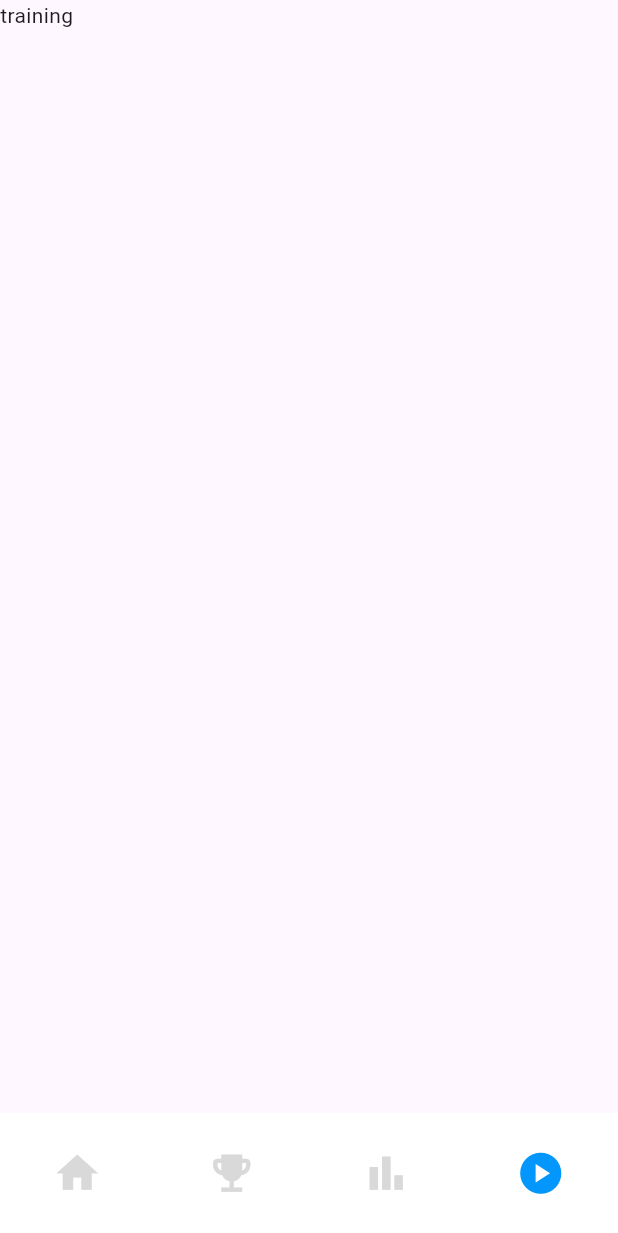
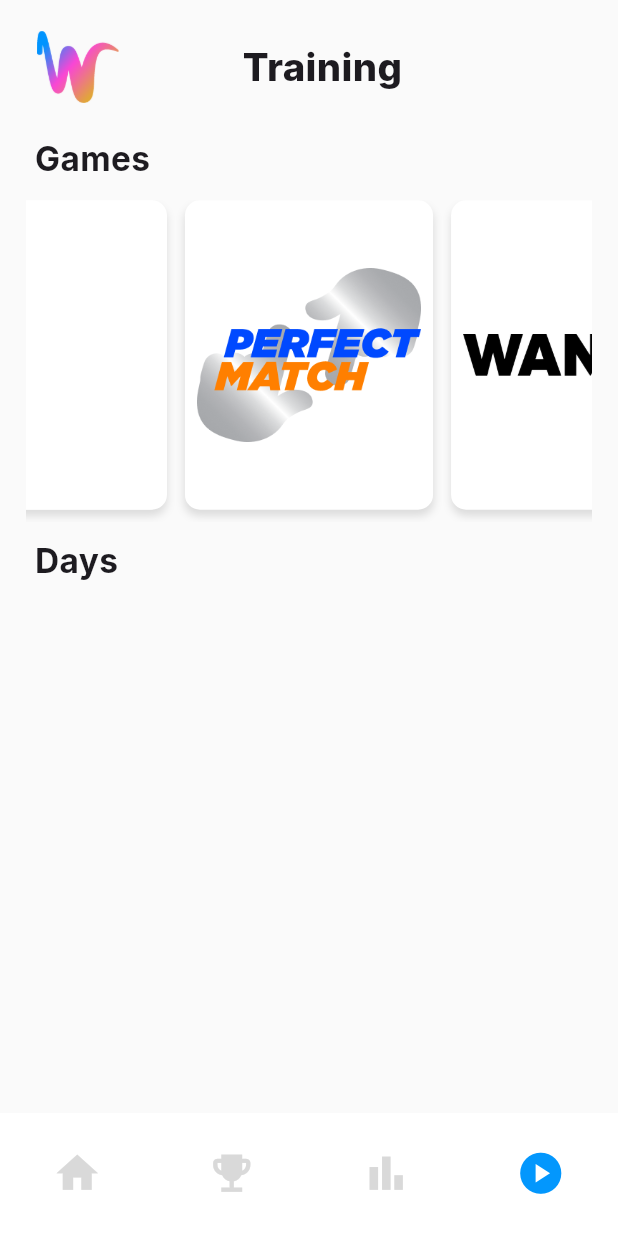
Before and after one commit to pokpong40622/FlexiFlow, a Flutter app: the screen it shows after launch, item 4 of the bottom bar chosen, on a phone screen of 412 x 824 dp. Shown: the top 1233 px of the screen. Run offline on Flutter 3.47's test engine with Material 3 defaults, Android fonts, the phone set to English and light mode, and no system bars; drawn by our look-alikes of carousel_slider; our stand-ins replace google_fonts.

Commit message:
training page started

```diff
--- a/lib/Pages/HomePage.dart
+++ b/lib/Pages/HomePage.dart
@@ -22,7 +22,6 @@
   Widget build(BuildContext context) {
     double screenHeight = MediaQuery.of(context).size.height;
     double screenWidth = MediaQuery.of(context).size.width;
-
 
     final List<String> slideImages = [
 
--- a/lib/Pages/TrainingPage.dart
+++ b/lib/Pages/TrainingPage.dart
@@ -1,14 +1,172 @@
+import 'package:carousel_slider/carousel_slider.dart';
 import 'package:flutter/material.dart';
+import 'package:google_fonts/google_fonts.dart';
 
-class TrainingPage extends StatelessWidget {
+class TrainingPage extends StatefulWidget {
   const TrainingPage({super.key});
 
   @override
+  State<TrainingPage> createState() => _TrainingPageState();
+}
+
+class _TrainingPageState extends State<TrainingPage> {
+  @override
+  int activeIndex = 0;
+
   Widget build(BuildContext context) {
+    double screenHeight = MediaQuery.of(context).size.height;
+    double screenWidth = MediaQuery.of(context).size.width;
+
+    final List<Widget> slideItems = [
+      Image.asset('assets/PerfectMatchLogo.png'),
+      Image.asset('assets/WanderLogo.png'),
+      Container(color: Colors.white),
+      Container(color: Colors.white),
+    ];
+
+    int clickedDay = 7; // Default to Friday (7)
+
+    final Map<int, List<Map<String, String>>> schedules = {
+    6: [
+      {'time': '07:00', 'event': 'Morning Exercise'},
+      {'time': '09:00', 'event': 'Office Work'},
+      {'time': '12:30', 'event': 'Lunch at Cafe'},
+      {'time': '15:00', 'event': 'Grocery Shopping'},
+      {'time': '19:00', 'event': 'Watch a Movie'},
+    ],
+    7: [
+      {'time': '07:00', 'event': 'Wake-Up & Morning Routine'},
+      {'time': '08:30', 'event': 'Leave Home for Work'},
+      {'time': '09:00', 'event': 'Company Meeting'},
+      {'time': '12:00', 'event': 'Lunch break'},
+      {'time': '16:00', 'event': 'Leave Office'},
+      {'time': '17:30', 'event': 'Physical Activity'},
+      {'time': '18:30', 'event': 'Dinner with Family'},
+    ],
+    8: [
+      {'time': '09:00', 'event': 'Brunch with Friends'},
+      {'time': '11:00', 'event': 'Go to the Gym'},
+      {'time': '14:00', 'event': 'Shopping at Mall'},
+      {'time': '17:00', 'event': 'Family Gathering'},
+      {'time': '20:00', 'event': 'Relax at Home'},
+    ],
+    9: [
+      {'time': '08:00', 'event': 'Go to Church'},
+      {'time': '10:30', 'event': 'Brunch with Family'},
+      {'time': '14:00', 'event': 'Relax and Read a Book'},
+      {'time': '18:00', 'event': 'Dinner with Friends'},
+    ],
+  };
+
     return Scaffold(
+      backgroundColor: Color(0xFFFAFAFA),
       body: Column(
         children: [
-          Text('training')
+          SizedBox(height: screenHeight * 0.025),
+          Padding(
+            padding: EdgeInsets.symmetric(horizontal: screenWidth * 0.0425),
+            child: Row(
+              mainAxisAlignment: MainAxisAlignment.center,
+              crossAxisAlignment: CrossAxisAlignment.center,
+              children: [
+                Image.asset(
+                  'assets/FlexiFlowLogoColor.png',
+                  width: screenWidth * 0.13333,
+                ),
+                SizedBox(width: screenWidth * 0.2),
+                Text(
+                  'Training',
+                  style: GoogleFonts.inter(
+                    fontSize: screenWidth * 0.062,
+                    fontWeight: FontWeight.w800,
+                  ),
+                ),
+                SizedBox(width: screenWidth * 0.29),
+              ],
+            ),
+          ),
+          SizedBox(height: screenHeight * 0.026),
+          Padding(
+            padding: EdgeInsets.symmetric(horizontal: screenWidth * 0.0425),
+            child: Column(
+              children: [
+                Row(
+                  mainAxisAlignment: MainAxisAlignment.start,
+                  children: [
+                    SizedBox(width: screenHeight * 0.007),
+                    Text(
+                      'Games',
+                      style: GoogleFonts.inter(
+                        fontWeight: FontWeight.w700,
+                        fontSize: screenWidth * 0.054,
+                      ),
+                    ),
+                  ],
+                ),
+                SizedBox(height: screenHeight * 0.014),
+                CarouselSlider(
+                  options: CarouselOptions(
+                    height:
+                        screenHeight *
+                        0.26,
+                    viewportFraction: 0.47062963,
+                    enableInfiniteScroll: true,
+                    autoPlay: true,
+                    enlargeCenterPage: false,
+                    onPageChanged: (index, reason) => setState(() {
+                      activeIndex = index;
+                    }),
+                  ),
+                  items: slideItems.map((widget) {
+                    return Padding(
+                      padding:EdgeInsets.symmetric(horizontal: 6),
+                      child: Container(
+                        margin:  EdgeInsets.only(
+                          bottom: 8,
+                        ), // extra bottom space
+                        decoration: BoxDecoration(
+                          color: Colors.white,
+                          borderRadius: BorderRadius.circular(
+                            10,
+                          ),
+                          boxShadow: [
+                            BoxShadow(
+                              color: Colors.black12,
+                              blurRadius: 4,
+                              offset: Offset(0, 4),
+                            ),
+                          ],
+                        ),
+                        child: ClipRRect(
+                          borderRadius: BorderRadius.circular(12),
+                          child: widget is Image
+                              ? Padding(
+                                  padding: const EdgeInsets.all(8.0),
+                                  child: widget,
+                                )
+                              : widget,
+                        ),
+                      ),
+                    );
+                  }).toList(),
+                ),
+                SizedBox(height: screenHeight * 0.012),
+                Row(
+                  mainAxisAlignment: MainAxisAlignment.start,
+                  children: [
+                    SizedBox(width: screenHeight * 0.007),
+                    Text(
+                      'Days',
+                      style: GoogleFonts.inter(
+                        fontWeight: FontWeight.w700,
+                        fontSize: screenWidth * 0.054,
+                      ),
+                    ),
+                  ],
+                ),
+              ],
+            ),
+          ),
         ],
       ),
     );
```
Also changed, not shown: assets/PerfectMatchLogo.png (added), assets/WanderLogo.png (added).
